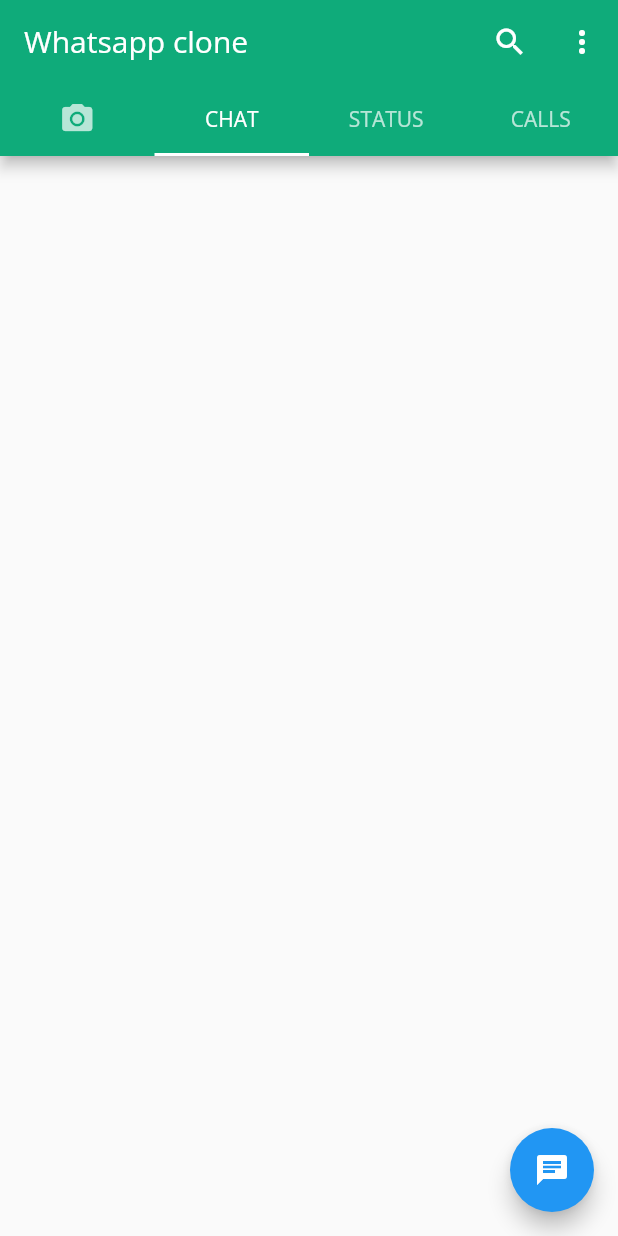
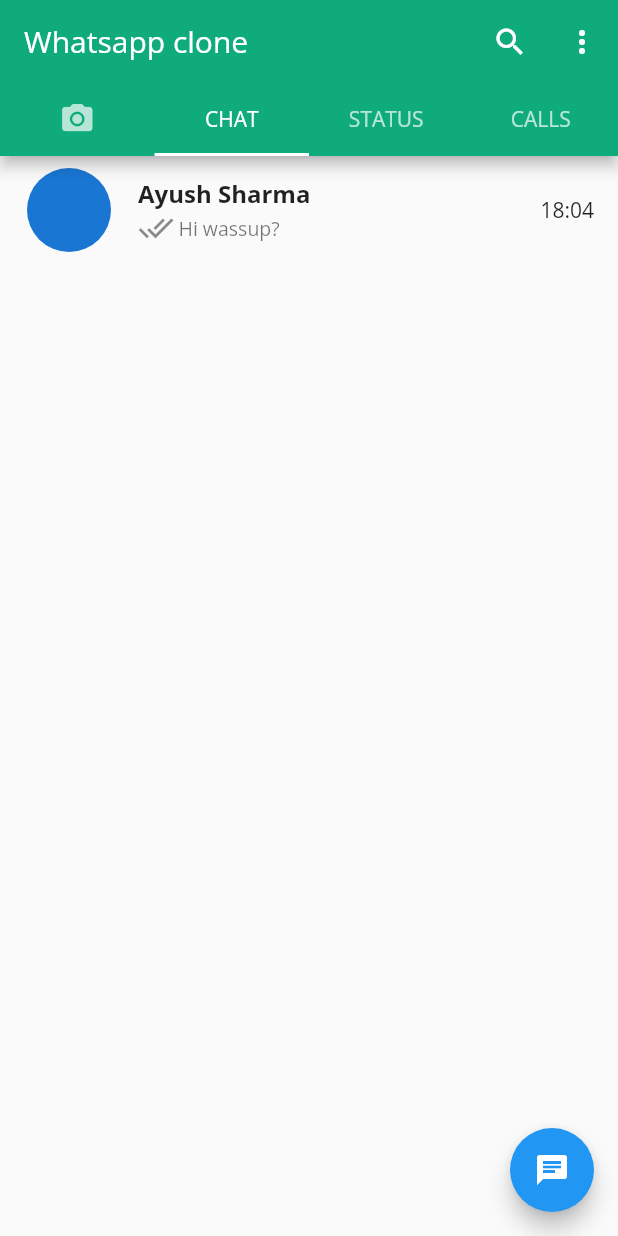
Before and after one commit to bhavyakashmira/whatsappclone, a Flutter app: the screen it shows after launch, on a phone screen of 412 x 824 dp. Run offline on Flutter 3.47's test engine with Material 2 defaults, Android fonts, the phone set to English and light mode, and no system bars.

Commit message:
added listview

```diff
--- /dev/null
+++ b/lib/CustomUI/CustomCard.dart
@@ -0,0 +1,37 @@
+import 'package:flutter/material.dart';
+
+class CustomCard extends StatelessWidget {
+  const CustomCard({Key? key}) : super(key: key);
+ @override
+
+  Widget build(BuildContext context) {
+    return ListTile(
+            leading: CircleAvatar(
+              radius: 30,
+              ),
+            title: Text(
+              "Ayush Sharma",
+              style: TextStyle(
+                fontSize: 16,
+                fontWeight: FontWeight.bold,
+              ),
+            ),
+            subtitle: Row(
+              children: [
+                Icon(Icons.done_all),
+                SizedBox(
+                  width: 3,
+                ),
+                Text(
+                  "Hi wassup?",
+                  style: TextStyle(
+                    fontSize: 13,
+                  ),
+                ),
+              ],
+            ),
+            trailing: Text("18:04"),
+    );
+
+  }
+}
--- a/lib/chatpage.dart
+++ b/lib/chatpage.dart
@@ -1,4 +1,5 @@
 import 'package:flutter/material.dart';
+import 'package:whatsapp/CustomUI/CustomCard.dart';
 
 class ChatPage extends StatefulWidget {
   const ChatPage({Key? key}) : super(key: key);
@@ -15,7 +16,11 @@ class _ChatPageState extends State<ChatPage> {
         onPressed: () {},
       child: Icon(Icons.chat),
       ),
-      );
+     body: ListView(
+      children: [
+        CustomCard(),
+      ],
+     ), );
 
   }
 }
```
